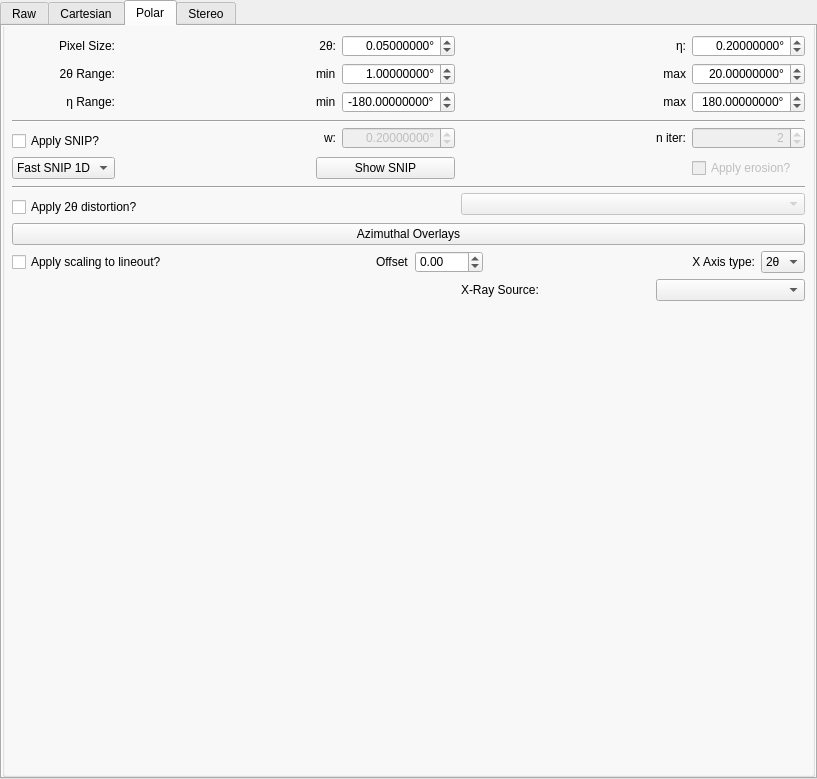
Before: the Qt Designer form hexrdgui/resources/ui/image_mode_widget.ui in HEXRD/hexrdgui, drawn with Qt 5.
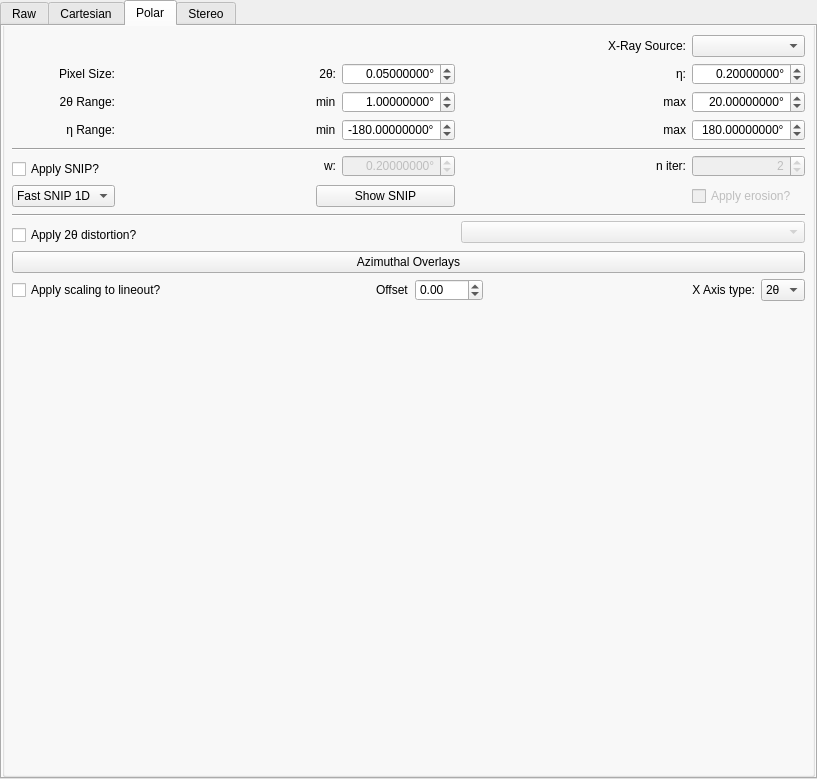
After: the same form once the commit is applied. Custom widgets are drawn as their Qt base class.

Commit message:
Move x-ray source to top corner in polar view
This is a better place for it to be...

```diff
--- a/hexrdgui/resources/ui/image_mode_widget.ui
+++ b/hexrdgui/resources/ui/image_mode_widget.ui
@@ -329,8 +329,88 @@
          <layout class="QVBoxLayout" name="verticalLayout">
           <item>
            <layout class="QGridLayout" name="gridLayout_3">
-            <item row="0" column="6">
-             <widget class="ScientificDoubleSpinBox" name="polar_pixel_size_eta">
+            <item row="5" column="0" rowspan="2" colspan="7">
+             <widget class="Line" name="line_above_snip">
+              <property name="orientation">
+               <enum>Qt::Horizontal</enum>
+              </property>
+             </widget>
+            </item>
+            <item row="3" column="5">
+             <widget class="QLabel" name="label_5">
+              <property name="text">
+               <string>max</string>
+              </property>
+              <property name="alignment">
+               <set>Qt::AlignRight|Qt::AlignTrailing|Qt::AlignVCenter</set>
+              </property>
+             </widget>
+            </item>
+            <item row="4" column="2">
+             <widget class="QLabel" name="label_14">
+              <property name="text">
+               <string>min</string>
+              </property>
+             </widget>
+            </item>
+            <item row="2" column="5">
+             <widget class="QLabel" name="label_2">
+              <property name="text">
+               <string>η:</string>
+              </property>
+              <property name="alignment">
+               <set>Qt::AlignRight|Qt::AlignTrailing|Qt::AlignVCenter</set>
+              </property>
+             </widget>
+            </item>
+            <item row="8" column="6">
+             <widget class="QCheckBox" name="polar_apply_erosion">
+              <property name="enabled">
+               <bool>false</bool>
+              </property>
+              <property name="toolTip">
+               <string>Apply binary erosion to eliminate edge artifacts.</string>
+              </property>
+              <property name="text">
+               <string>Apply erosion?</string>
+              </property>
+             </widget>
+            </item>
+            <item row="15" column="0">
+             <layout class="QHBoxLayout" name="horizontalLayout">
+              <property name="spacing">
+               <number>0</number>
+              </property>
+             </layout>
+            </item>
+            <item row="2" column="0">
+             <widget class="QLabel" name="label_3">
+              <property name="text">
+               <string>Pixel Size:</string>
+              </property>
+              <property name="alignment">
+               <set>Qt::AlignRight|Qt::AlignTrailing|Qt::AlignVCenter</set>
+              </property>
+             </widget>
+            </item>
+            <item row="6" column="2" rowspan="2">
+             <widget class="QLabel" name="label_10">
+              <property name="enabled">
+               <bool>true</bool>
+              </property>
+              <property name="text">
+               <string>w:</string>
+              </property>
+              <property name="alignment">
+               <set>Qt::AlignRight|Qt::AlignTrailing|Qt::AlignVCenter</set>
+              </property>
+             </widget>
+            </item>
+            <item row="6" column="3" rowspan="2">
+             <widget class="ScientificDoubleSpinBox" name="polar_snip1d_width">
+              <property name="enabled">
+               <bool>false</bool>
+              </property>
               <property name="alignment">
                <set>Qt::AlignRight|Qt::AlignTrailing|Qt::AlignVCenter</set>
               </property>
@@ -344,10 +424,10 @@
                <number>8</number>
               </property>
               <property name="minimum">
-               <double>0.000100000000000</double>
+               <double>0.000010000000000</double>
               </property>
               <property name="maximum">
-               <double>360.000000000000000</double>
+               <double>100.000000000000000</double>
               </property>
               <property name="singleStep">
                <double>0.100000000000000</double>
@@ -357,27 +437,45 @@
               </property>
              </widget>
             </item>
-            <item row="5" column="0">
-             <widget class="QCheckBox" name="polar_apply_snip1d">
+            <item row="4" column="5">
+             <widget class="QLabel" name="label_15">
               <property name="text">
-               <string>Apply SNIP?</string>
+               <string>max</string>
               </property>
+              <property name="alignment">
+               <set>Qt::AlignRight|Qt::AlignTrailing|Qt::AlignVCenter</set>
+              </property>
              </widget>
             </item>
-            <item row="9" column="0" colspan="2">
-             <widget class="QCheckBox" name="polar_apply_tth_distortion">
-              <property name="enabled">
-               <bool>true</bool>
+            <item row="3" column="3">
+             <widget class="ScientificDoubleSpinBox" name="polar_res_tth_min">
+              <property name="alignment">
+               <set>Qt::AlignRight|Qt::AlignTrailing|Qt::AlignVCenter</set>
               </property>
               <property name="toolTip">
                <string>&lt;html&gt;&lt;head/&gt;&lt;body&gt;&lt;p&gt;Apply 2θ distortion from an overlay to the polar view.&lt;/p&gt;&lt;p&gt;2θ distortion may only be applied using an overlay that has Sample Layer Distortion enabled.&lt;/p&gt;&lt;/body&gt;&lt;/html&gt;</string>
               </property>
-              <property name="text">
-               <string>Apply 2θ distortion?</string>
+              <property name="suffix">
+               <string>°</string>
               </property>
+              <property name="decimals">
+               <number>8</number>
+              </property>
+              <property name="minimum">
+               <double>0.000010000000000</double>
+              </property>
+              <property name="maximum">
+               <double>180.000000000000000</double>
+              </property>
+              <property name="singleStep">
+               <double>0.010000000000000</double>
+              </property>
+              <property name="value">
+               <double>1.000000000000000</double>
+              </property>
              </widget>
             </item>
-            <item row="1" column="0">
+            <item row="3" column="0">
              <widget class="QLabel" name="label_4">
               <property name="text">
                <string>2θ Range:</string>
@@ -387,15 +485,98 @@
               </property>
              </widget>
             </item>
-            <item row="7" column="0" rowspan="2" colspan="7">
+            <item row="9" column="0" rowspan="2" colspan="7">
              <widget class="Line" name="line_above_tth_distortion">
               <property name="orientation">
                <enum>Qt::Horizontal</enum>
               </property>
              </widget>
             </item>
-            <item row="4" column="1" rowspan="2">
-             <spacer name="horizontalSpacer">
+            <item row="11" column="0" colspan="2">
+             <widget class="QCheckBox" name="polar_apply_tth_distortion">
+              <property name="enabled">
+               <bool>true</bool>
+              </property>
+              <property name="toolTip">
+               <string>&lt;html&gt;&lt;head/&gt;&lt;body&gt;&lt;p&gt;Apply 2θ distortion from an overlay to the polar view.&lt;/p&gt;&lt;p&gt;2θ distortion may only be applied using an overlay that has Sample Layer Distortion enabled.&lt;/p&gt;&lt;/body&gt;&lt;/html&gt;</string>
+              </property>
+              <property name="text">
+               <string>Apply 2θ distortion?</string>
+              </property>
+             </widget>
+            </item>
+            <item row="4" column="0">
+             <widget class="QLabel" name="label_13">
+              <property name="text">
+               <string>η Range:</string>
+              </property>
+              <property name="alignment">
+               <set>Qt::AlignRight|Qt::AlignTrailing|Qt::AlignVCenter</set>
+              </property>
+             </widget>
+            </item>
+            <item row="2" column="3">
+             <widget class="ScientificDoubleSpinBox" name="polar_pixel_size_tth">
+              <property name="alignment">
+               <set>Qt::AlignRight|Qt::AlignTrailing|Qt::AlignVCenter</set>
+              </property>
+              <property name="keyboardTracking">
+               <bool>false</bool>
+              </property>
+              <property name="suffix">
+               <string>°</string>
+              </property>
+              <property name="decimals">
+               <number>8</number>
+              </property>
+              <property name="minimum">
+               <double>0.000100000000000</double>
+              </property>
+              <property name="maximum">
+               <double>10.000000000000000</double>
+              </property>
+              <property name="singleStep">
+               <double>0.010000000000000</double>
+              </property>
+              <property name="value">
+               <double>0.050000000000000</double>
+              </property>
+             </widget>
+            </item>
+            <item row="8" column="2" colspan="2">
+             <widget class="QPushButton" name="polar_show_snip1d">
+              <property name="text">
+               <string>Show SNIP</string>
+              </property>
+             </widget>
+            </item>
+            <item row="4" column="3">
+             <widget class="ScientificDoubleSpinBox" name="polar_res_eta_min">
+              <property name="alignment">
+               <set>Qt::AlignRight|Qt::AlignTrailing|Qt::AlignVCenter</set>
+              </property>
+              <property name="keyboardTracking">
+               <bool>false</bool>
+              </property>
+              <property name="suffix">
+               <string>°</string>
+              </property>
+              <property name="decimals">
+               <number>8</number>
+              </property>
+              <property name="minimum">
+               <double>-360.000000000000000</double>
+              </property>
+              <property name="maximum">
+               <double>360.000000000000000</double>
+              </property>
+              <property name="value">
+               <double>-180.000000000000000</double>
+              </property>
+             </widget>
+            </item>
+            <item row="6" column="4" rowspan="2">
+             <spacer name="horizontalSpacer_2">
               <property name="orientation">
                <enum>Qt::Horizontal</enum>
               </property>
@@ -407,7 +588,54 @@
               </property>
              </spacer>
             </item>
-            <item row="11" column="0" colspan="7">
+            <item row="2" column="6">
+             <widget class="ScientificDoubleSpinBox" name="polar_pixel_size_eta">
+              <property name="alignment">
+               <set>Qt::AlignRight|Qt::AlignTrailing|Qt::AlignVCenter</set>
+              </property>
+              <property name="keyboardTracking">
+               <bool>false</bool>
+              </property>
+              <property name="suffix">
+               <string>°</string>
+              </property>
+              <property name="decimals">
+               <number>8</number>
+              </property>
+              <property name="minimum">
+               <double>0.000100000000000</double>
+              </property>
+              <property name="maximum">
+               <double>360.000000000000000</double>
+              </property>
+              <property name="singleStep">
+               <double>0.100000000000000</double>
+              </property>
+              <property name="value">
+               <double>0.200000000000000</double>
+              </property>
+             </widget>
+            </item>
+            <item row="8" column="0">
+             <widget class="QComboBox" name="polar_snip1d_algorithm">
+              <item>
+               <property name="text">
+                <string>Fast SNIP 1D</string>
+               </property>
+              </item>
+              <item>
+               <property name="text">
+                <string>SNIP 1D</string>
+               </property>
+              </item>
+              <item>
+               <property name="text">
+                <string>SNIP 2D</string>
+               </property>
+              </item>
+             </widget>
+            </item>
+            <item row="13" column="0" colspan="7">
              <layout class="QHBoxLayout" name="horizontalLayout_2">
               <item>
                <widget class="QCheckBox" name="polar_apply_scaling_to_lineout">
@@ -497,101 +725,81 @@
               </item>
              </layout>
             </item>
-            <item row="4" column="5" rowspan="2">
-             <widget class="QLabel" name="label_11">
+            <item row="6" column="6" rowspan="2">
+             <widget class="QSpinBox" name="polar_snip1d_numiter">
               <property name="enabled">
-               <bool>true</bool>
+               <bool>false</bool>
               </property>
-              <property name="text">
-               <string>n iter:</string>
-              </property>
               <property name="alignment">
                <set>Qt::AlignRight|Qt::AlignTrailing|Qt::AlignVCenter</set>
               </property>
-             </widget>
-            </item>
-            <item row="0" column="0">
-             <widget class="QLabel" name="label_3">
-              <property name="text">
-               <string>Pixel Size:</string>
-              </property>
-              <property name="alignment">
-               <set>Qt::AlignRight|Qt::AlignTrailing|Qt::AlignVCenter</set>
-              </property>
-             </widget>
-            </item>
-            <item row="6" column="6">
-             <widget class="QCheckBox" name="polar_apply_erosion">
-              <property name="enabled">
+              <property name="keyboardTracking">
                <bool>false</bool>
               </property>
-              <property name="toolTip">
-               <string>Apply binary erosion to eliminate edge artifacts.</string>
+              <property name="minimum">
+               <number>1</number>
               </property>
-              <property name="text">
-               <string>Apply erosion?</string>
+              <property name="maximum">
+               <number>10000</number>
               </property>
+              <property name="value">
+               <number>2</number>
+              </property>
              </widget>
             </item>
-            <item row="0" column="5">
-             <widget class="QLabel" name="label_2">
-              <property name="text">
-               <string>η:</string>
+            <item row="6" column="1" rowspan="2">
+             <spacer name="horizontalSpacer">
+              <property name="orientation">
+               <enum>Qt::Horizontal</enum>
               </property>
-              <property name="alignment">
-               <set>Qt::AlignRight|Qt::AlignTrailing|Qt::AlignVCenter</set>
+              <property name="sizeHint" stdset="0">
+               <size>
+                <width>40</width>
+                <height>20</height>
+               </size>
               </property>
-             </widget>
+             </spacer>
             </item>
-            <item row="10" column="0" colspan="7">
+            <item row="12" column="0" colspan="7">
              <widget class="QPushButton" name="polar_azimuthal_overlays">
               <property name="text">
                <string>Azimuthal Overlays</string>
               </property>
              </widget>
             </item>
-            <item row="6" column="2" colspan="2">
-             <widget class="QPushButton" name="polar_show_snip1d">
-              <property name="text">
-               <string>Show SNIP</string>
-              </property>
-             </widget>
-            </item>
-            <item row="2" column="0">
-             <widget class="QLabel" name="label_13">
-              <property name="text">
-               <string>η Range:</string>
-              </property>
+            <item row="4" column="6">
+             <widget class="ScientificDoubleSpinBox" name="polar_res_eta_max">
               <property name="alignment">
                <set>Qt::AlignRight|Qt::AlignTrailing|Qt::AlignVCenter</set>
               </property>
-             </widget>
-            </item>
-            <item row="0" column="2">
-             <widget class="QLabel" name="label_6">
-              <property name="text">
-               <string>2θ:</string>
+              <property name="keyboardTracking">
+               <bool>false</bool>
               </property>
-              <property name="alignment">
-               <set>Qt::AlignRight|Qt::AlignTrailing|Qt::AlignVCenter</set>
+              <property name="suffix">
+               <string>°</string>
               </property>
-             </widget>
-            </item>
-            <item row="2" column="2">
-             <widget class="QLabel" name="label_14">
-              <property name="text">
-               <string>min</string>
+              <property name="decimals">
+               <number>8</number>
               </property>
+              <property name="minimum">
+               <double>-360.000000000000000</double>
+              </property>
+              <property name="maximum">
+               <double>360.000000000000000</double>
+              </property>
+              <property name="value">
+               <double>180.000000000000000</double>
+              </property>
              </widget>
             </item>
-            <item row="1" column="2">
-             <widget class="QLabel" name="label_12">
+            <item row="7" column="0">
+             <widget class="QCheckBox" name="polar_apply_snip1d">
               <property name="text">
-               <string>min</string>
+               <string>Apply SNIP?</string>
               </property>
              </widget>
             </item>
-            <item row="1" column="6">
+            <item row="3" column="6">
              <widget class="ScientificDoubleSpinBox" name="polar_res_tth_max">
               <property name="alignment">
                <set>Qt::AlignRight|Qt::AlignTrailing|Qt::AlignVCenter</set>
@@ -619,61 +827,7 @@
               </property>
              </widget>
             </item>
-            <item row="3" column="0" rowspan="2" colspan="7">
-             <widget class="Line" name="line_above_snip">
-              <property name="orientation">
-               <enum>Qt::Horizontal</enum>
-              </property>
-             </widget>
-            </item>
-            <item row="6" column="0">
-             <widget class="QComboBox" name="polar_snip1d_algorithm">
-              <item>
-               <property name="text">
-                <string>Fast SNIP 1D</string>
-               </property>
-              </item>
-              <item>
-               <property name="text">
-                <string>SNIP 1D</string>
-               </property>
-              </item>
-              <item>
-               <property name="text">
-                <string>SNIP 2D</string>
-               </property>
-              </item>
-             </widget>
-            </item>
-            <item row="1" column="3">
-             <widget class="ScientificDoubleSpinBox" name="polar_res_tth_min">
-              <property name="alignment">
-               <set>Qt::AlignRight|Qt::AlignTrailing|Qt::AlignVCenter</set>
-              </property>
-              <property name="keyboardTracking">
-               <bool>false</bool>
-              </property>
-              <property name="suffix">
-               <string>°</string>
-              </property>
-              <property name="decimals">
-               <number>8</number>
-              </property>
-              <property name="minimum">
-               <double>0.000010000000000</double>
-              </property>
-              <property name="maximum">
-               <double>180.000000000000000</double>
-              </property>
-              <property name="singleStep">
-               <double>0.010000000000000</double>
-              </property>
-              <property name="value">
-               <double>1.000000000000000</double>
-              </property>
-             </widget>
-            </item>
-            <item row="8" column="4" rowspan="2" colspan="3">
+            <item row="10" column="4" rowspan="2" colspan="3">
              <widget class="QComboBox" name="polar_tth_distortion_overlay">
               <property name="enabled">
                <bool>false</bool>
@@ -683,191 +837,44 @@
               </property>
              </widget>
             </item>
-            <item row="4" column="3" rowspan="2">
-             <widget class="ScientificDoubleSpinBox" name="polar_snip1d_width">
-              <property name="enabled">
-               <bool>false</bool>
+            <item row="2" column="2">
+             <widget class="QLabel" name="label_6">
+              <property name="text">
+               <string>2θ:</string>
               </property>
               <property name="alignment">
                <set>Qt::AlignRight|Qt::AlignTrailing|Qt::AlignVCenter</set>
               </property>
-              <property name="keyboardTracking">
-               <bool>false</bool>
-              </property>
-              <property name="suffix">
-               <string>°</string>
-              </property>
-              <property name="decimals">
-               <number>8</number>
-              </property>
-              <property name="minimum">
-               <double>0.000010000000000</double>
-              </property>
-              <property name="maximum">
-               <double>100.000000000000000</double>
-              </property>
-              <property name="singleStep">
-               <double>0.100000000000000</double>
-              </property>
-              <property name="value">
-               <double>0.200000000000000</double>
-              </property>
              </widget>
             </item>
-            <item row="2" column="5">
-             <widget class="QLabel" name="label_15">
+            <item row="3" column="2">
+             <widget class="QLabel" name="label_12">
               <property name="text">
-               <string>max</string>
+               <string>min</string>
               </property>
-              <property name="alignment">
-               <set>Qt::AlignRight|Qt::AlignTrailing|Qt::AlignVCenter</set>
-              </property>
              </widget>
             </item>
-            <item row="0" column="3">
-             <widget class="ScientificDoubleSpinBox" name="polar_pixel_size_tth">
-              <property name="alignment">
-               <set>Qt::AlignRight|Qt::AlignTrailing|Qt::AlignVCenter</set>
-              </property>
-              <property name="keyboardTracking">
-               <bool>false</bool>
-              </property>
-              <property name="suffix">
-               <string>°</string>
-              </property>
-              <property name="decimals">
-               <number>8</number>
-              </property>
-              <property name="minimum">
-               <double>0.000100000000000</double>
-              </property>
-              <property name="maximum">
-               <double>10.000000000000000</double>
-              </property>
-              <property name="singleStep">
-               <double>0.010000000000000</double>
-              </property>
-              <property name="value">
-               <double>0.050000000000000</double>
-              </property>
-             </widget>
-            </item>
-            <item row="4" column="2" rowspan="2">
-             <widget class="QLabel" name="label_10">
+            <item row="6" column="5" rowspan="2">
+             <widget class="QLabel" name="label_11">
               <property name="enabled">
                <bool>true</bool>
               </property>
               <property name="text">
-               <string>w:</string>
+               <string>n iter:</string>
               </property>
               <property name="alignment">
                <set>Qt::AlignRight|Qt::AlignTrailing|Qt::AlignVCenter</set>
               </property>
              </widget>
             </item>
-            <item row="13" column="0">
-             <layout class="QHBoxLayout" name="horizontalLayout">
-              <property name="spacing">
-               <number>0</number>
+            <item row="0" column="6">
+             <widget class="QComboBox" name="polar_active_beam">
+              <property name="toolTip">
+               <string>&lt;html&gt;&lt;head/&gt;&lt;body&gt;&lt;p&gt;Set the X-Ray Source used to create the polar view. This X-Ray Source will also be used in any place int he program where a single x-ray source is expected.&lt;/p&gt;&lt;p&gt;This option is only visible if an instrument with multiple x-ray sources is loaded.&lt;/p&gt;&lt;/body&gt;&lt;/html&gt;</string>
               </property>
-             </layout>
-            </item>
-            <item row="2" column="3">
-             <widget class="ScientificDoubleSpinBox" name="polar_res_eta_min">
-              <property name="alignment">
-               <set>Qt::AlignRight|Qt::AlignTrailing|Qt::AlignVCenter</set>
-              </property>
-              <property name="keyboardTracking">
-               <bool>false</bool>
-              </property>
-              <property name="suffix">
-               <string>°</string>
-              </property>
-              <property name="decimals">
-               <number>8</number>
-              </property>
-              <property name="minimum">
-               <double>-360.000000000000000</double>
-              </property>
-              <property name="maximum">
-               <double>360.000000000000000</double>
-              </property>
-              <property name="value">
-               <double>-180.000000000000000</double>
-              </property>
              </widget>
             </item>
-            <item row="2" column="6">
-             <widget class="ScientificDoubleSpinBox" name="polar_res_eta_max">
-              <property name="alignment">
-               <set>Qt::AlignRight|Qt::AlignTrailing|Qt::AlignVCenter</set>
-              </property>
-              <property name="keyboardTracking">
-               <bool>false</bool>
-              </property>
-              <property name="suffix">
-               <string>°</string>
-              </property>
-              <property name="decimals">
-               <number>8</number>
-              </property>
-              <property name="minimum">
-               <double>-360.000000000000000</double>
-              </property>
-              <property name="maximum">
-               <double>360.000000000000000</double>
-              </property>
-              <property name="value">
-               <double>180.000000000000000</double>
-              </property>
-             </widget>
-            </item>
-            <item row="4" column="4" rowspan="2">
-             <spacer name="horizontalSpacer_2">
-              <property name="orientation">
-               <enum>Qt::Horizontal</enum>
-              </property>
-              <property name="sizeHint" stdset="0">
-               <size>
-                <width>40</width>
-                <height>20</height>
-               </size>
-              </property>
-             </spacer>
-            </item>
-            <item row="4" column="6" rowspan="2">
-             <widget class="QSpinBox" name="polar_snip1d_numiter">
-              <property name="enabled">
-               <bool>false</bool>
-              </property>
-              <property name="alignment">
-               <set>Qt::AlignRight|Qt::AlignTrailing|Qt::AlignVCenter</set>
-              </property>
-              <property name="keyboardTracking">
-               <bool>false</bool>
-              </property>
-              <property name="minimum">
-               <number>1</number>
-              </property>
-              <property name="maximum">
-               <number>10000</number>
-              </property>
-              <property name="value">
-               <number>2</number>
-              </property>
-             </widget>
-            </item>
-            <item row="1" column="5">
-             <widget class="QLabel" name="label_5">
-              <property name="text">
-               <string>max</string>
-              </property>
-              <property name="alignment">
-               <set>Qt::AlignRight|Qt::AlignTrailing|Qt::AlignVCenter</set>
-              </property>
-             </widget>
-            </item>
-            <item row="12" column="4">
+            <item row="0" column="4" colspan="2">
              <widget class="QLabel" name="polar_active_beam_label">
               <property name="toolTip">
                <string>&lt;html&gt;&lt;head/&gt;&lt;body&gt;&lt;p&gt;Set the X-Ray Source used to create the polar view. This X-Ray Source will also be used in any place int he program where a single x-ray source is expected.&lt;/p&gt;&lt;p&gt;This option is only visible if an instrument with multiple x-ray sources is loaded.&lt;/p&gt;&lt;/body&gt;&lt;/html&gt;</string>
@@ -875,12 +882,8 @@
               <property name="text">
                <string>X-Ray Source:</string>
               </property>
-             </widget>
-            </item>
-            <item row="12" column="5" colspan="2">
-             <widget class="QComboBox" name="polar_active_beam">
-              <property name="toolTip">
-               <string>&lt;html&gt;&lt;head/&gt;&lt;body&gt;&lt;p&gt;Set the X-Ray Source used to create the polar view. This X-Ray Source will also be used in any place int he program where a single x-ray source is expected.&lt;/p&gt;&lt;p&gt;This option is only visible if an instrument with multiple x-ray sources is loaded.&lt;/p&gt;&lt;/body&gt;&lt;/html&gt;</string>
+              <property name="alignment">
+               <set>Qt::AlignRight|Qt::AlignTrailing|Qt::AlignVCenter</set>
               </property>
              </widget>
             </item>
```
Left out of the diff: 9 changed lines with no effect on the pictures.
